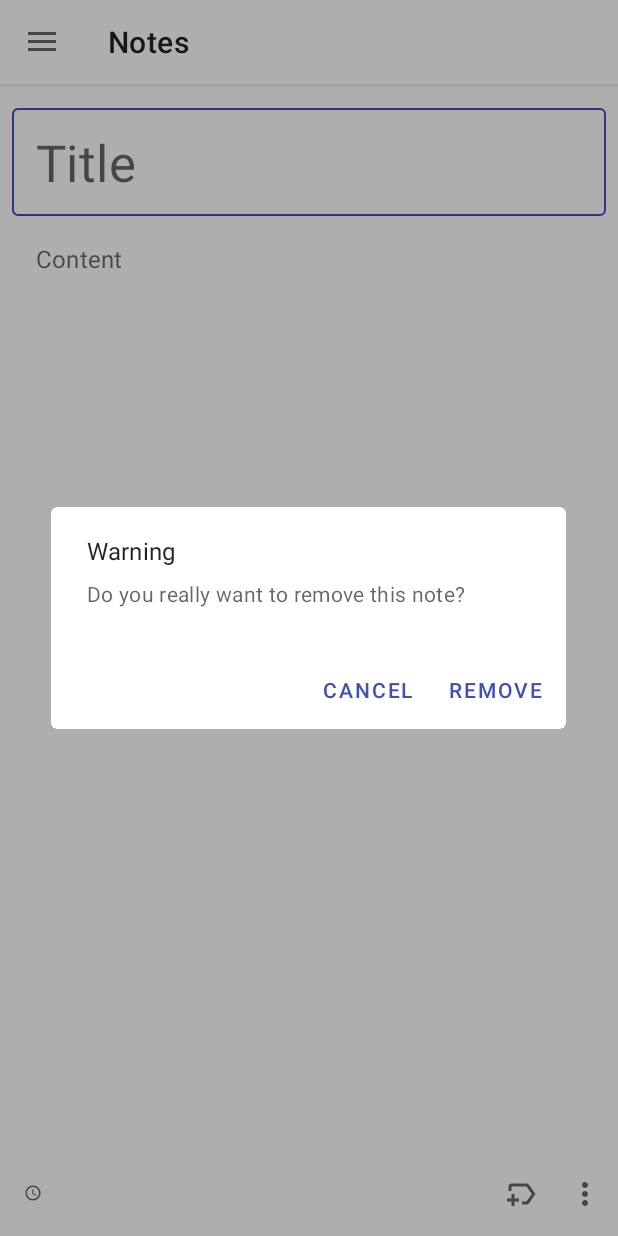
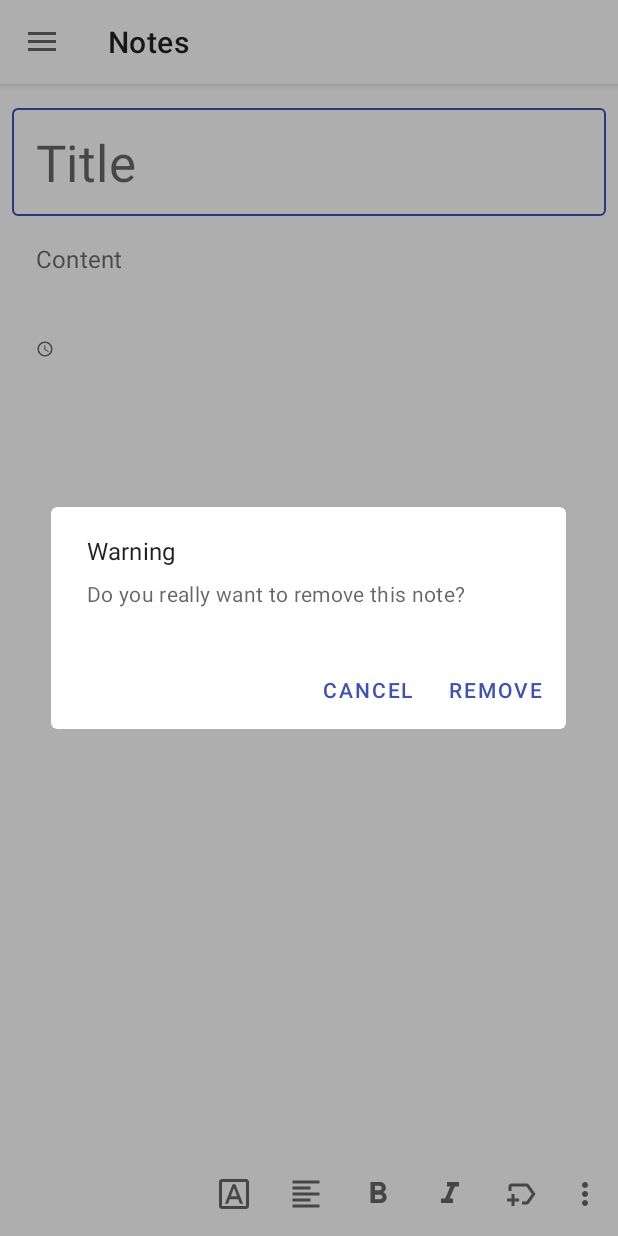
Before and after one commit to qhuydo/buggy-note, an Android app: the fragment NoteDetailsFragment placed in its activity, in the options menu, after a tap on "Remove", on a phone screen of 412 x 824 dp. Run offline under Robolectric (Android 15) with nearby library versions, the phone set to English and light mode, and no system bars; our stand-ins replace Room's generated code, Timber, data binding, navigation-ui; libraries missing offline, so code that uses them is left out: com.afollestad.materialcab; 25 statements that could not run were skipped.

Commit message:
Add text format preference

```diff
--- a/app/src/main/java/com/hcmus/clc18se/buggynote/adapters/BindingAdapters.kt
+++ b/app/src/main/java/com/hcmus/clc18se/buggynote/adapters/BindingAdapters.kt
@@ -1,9 +1,9 @@
 package com.hcmus.clc18se.buggynote.adapters
 
-import android.annotation.SuppressLint
-import android.view.Gravity
+import android.graphics.Typeface
 import android.view.View
 import android.view.ViewGroup
+import android.widget.EditText
 import android.widget.TextView
 import androidx.databinding.BindingAdapter
 import androidx.recyclerview.widget.RecyclerView
@@ -13,6 +13,9 @@ import com.google.android.material.chip.ChipGroup
 import com.hcmus.clc18se.buggynote.R
 import com.hcmus.clc18se.buggynote.data.NoteWithTags
 import com.hcmus.clc18se.buggynote.data.Tag
+import com.hcmus.clc18se.buggynote.utils.TextFormatter.Companion.TYPEFACE_MONOSPACE
+import com.hcmus.clc18se.buggynote.utils.TextFormatter.Companion.TYPEFACE_SANS_SERIF
+import com.hcmus.clc18se.buggynote.utils.TextFormatter.Companion.TYPEFACE_SERIF
 import com.hcmus.clc18se.buggynote.utils.convertLongToDateString
 
 @BindingAdapter("loadNotes")
@@ -96,7 +99,7 @@ fun ChipGroup.setTags(tags: List<Tag>?, limit: Int?, onClickListener: View.OnCli
 
 @BindingAdapter("placeholderVisibility")
 fun <T> ViewGroup.setViewHolderVisibility(list: List<T>?) {
-    if (list == null || list.isEmpty()) {
+    if (list != null && list.isEmpty()) {
         this.visibility = View.VISIBLE
     } else {
         this.visibility = View.GONE
@@ -108,3 +111,47 @@ fun TextView.setPlaceHolderEmoticon(nothing: Int?) {
     this.text = this.context.resources.getStringArray(R.array.emoticons).random()
 
 }
+
+
+@BindingAdapter("noteContentFormat")
+fun TextView.setNoteContentFormat(noteWithTags: NoteWithTags?) {
+    noteWithTags?.let {
+
+        val formatter = it.getContentFormat()
+
+        gravity = formatter.gravity
+
+        val typeface = when (formatter.typefaceType) {
+            TYPEFACE_SERIF -> Typeface.SERIF
+            TYPEFACE_SANS_SERIF -> Typeface.SANS_SERIF
+            TYPEFACE_MONOSPACE -> Typeface.MONOSPACE
+            else -> null
+        }
+
+        setTypeface(typeface, formatter.typefaceStyle)
+
+        invalidate()
+        requestLayout()
+    }
+}
+
+@BindingAdapter("noteTitleFormat")
+fun TextView.setNoteTitleFormat(noteWithTags: NoteWithTags?) {
+    noteWithTags?.let {
+
+        val formatter = it.getTitleFormat()
+
+        val typeface = when (formatter.typefaceType) {
+            TYPEFACE_SERIF -> Typeface.SERIF
+            TYPEFACE_SANS_SERIF -> Typeface.SANS_SERIF
+            TYPEFACE_MONOSPACE -> Typeface.MONOSPACE
+            else -> null
+        }
+
+        gravity = formatter.gravity
+        setTypeface(typeface, formatter.typefaceStyle)
+
+        invalidate()
+        requestLayout()
+    }
+}
--- a/app/src/main/java/com/hcmus/clc18se/buggynote/data/Note.kt
+++ b/app/src/main/java/com/hcmus/clc18se/buggynote/data/Note.kt
@@ -5,6 +5,7 @@ import androidx.room.ColumnInfo
 import androidx.room.Entity
 import androidx.room.Index
 import androidx.room.PrimaryKey
+import com.hcmus.clc18se.buggynote.utils.TextFormatter.Companion.DEFAULT_FORMAT_STRING
 
 @Entity(tableName = "note")
 data class Note(
@@ -19,4 +20,10 @@ data class Note(
 
         @ColumnInfo(name = "last_modify")
         var lastModify: Long = System.currentTimeMillis(),
+
+        @ColumnInfo(name = "title_format", defaultValue = DEFAULT_FORMAT_STRING)
+        var titleFormat: String = DEFAULT_FORMAT_STRING,
+
+        @ColumnInfo(name = "content_format", defaultValue = DEFAULT_FORMAT_STRING)
+        var contentFormat: String = DEFAULT_FORMAT_STRING
 )
--- a/app/src/main/java/com/hcmus/clc18se/buggynote/data/NoteWithTags.kt
+++ b/app/src/main/java/com/hcmus/clc18se/buggynote/data/NoteWithTags.kt
@@ -4,6 +4,8 @@ import androidx.recyclerview.widget.DiffUtil
 import androidx.room.Embedded
 import androidx.room.Junction
 import androidx.room.Relation
+import com.hcmus.clc18se.buggynote.utils.TextFormatter
+import com.hcmus.clc18se.buggynote.utils.TextFormatter.Companion.DEFAULT_FORMAT_STRING
 
 data class NoteWithTags(
         @Embedded
@@ -29,6 +31,20 @@ data class NoteWithTags(
         return note.id
     }
 
+    fun getTitleFormat(): TextFormatter {
+        if (note.titleFormat.isEmpty()){
+            note.titleFormat = DEFAULT_FORMAT_STRING
+        }
+        return TextFormatter.parseFormat(note.titleFormat)
+    }
+
+   fun getContentFormat(): TextFormatter {
+       if (note.contentFormat.isEmpty()){
+           note.titleFormat = DEFAULT_FORMAT_STRING
+       }
+        return TextFormatter.parseFormat(note.contentFormat)
+    }
+
     companion object {
         val DiffCallBack = object : DiffUtil.ItemCallback<NoteWithTags>() {
             override fun areContentsTheSame(oldItem: NoteWithTags, newItem: NoteWithTags): Boolean {
--- a/app/src/main/java/com/hcmus/clc18se/buggynote/database/BuggyNoteDatabase.kt
+++ b/app/src/main/java/com/hcmus/clc18se/buggynote/database/BuggyNoteDatabase.kt
@@ -10,7 +10,7 @@ import com.hcmus.clc18se.buggynote.data.Note
 import com.hcmus.clc18se.buggynote.data.NoteCrossRef
 import com.hcmus.clc18se.buggynote.data.Tag
 
-@Database(entities = [Note::class, Tag::class, NoteCrossRef::class], version = 3, exportSchema = false)
+@Database(entities = [Note::class, Tag::class, NoteCrossRef::class], version = 4, exportSchema = false)
 abstract class BuggyNoteDatabase : RoomDatabase() {
     abstract val buggyNoteDatabaseDao: BuggyNoteDatabaseDao
 
@@ -28,6 +28,7 @@ abstract class BuggyNoteDatabase : RoomDatabase() {
                             "buggy_note_database"
                     )
                             .addMigrations(MIGRATE_2_3)
+                            .addMigrations(MIGRATE_3_4)
                             .fallbackToDestructiveMigration()
                             .build()
                     INSTANCE = instance
@@ -56,6 +57,14 @@ abstract class BuggyNoteDatabase : RoomDatabase() {
                 database.execSQL("CREATE INDEX IF NOT EXISTS `index_NoteCrossRef_tag_id` ON `NoteCrossRef` (`tag_id`)")
             }
         }
+
+        private val MIGRATE_3_4 = object : Migration(3, 4) {
+            override fun migrate(database: SupportSQLiteDatabase) {
+                // `title_format` TEXT NOT NULL DEFAULT '8388611|0|0', `content_format` TEXT NOT NULL DEFAULT '8388611|0|0'
+                database.execSQL("ALTER TABLE note ADD COLUMN `title_format` TEXT NOT NULL DEFAULT '8388611|0|0'")
+                database.execSQL("ALTER TABLE note ADD COLUMN `content_format` TEXT NOT NULL DEFAULT '8388611|0|0'")
+            }
+        }
     }
 
 }
--- a/app/src/main/java/com/hcmus/clc18se/buggynote/fragments/NoteDetailsFragment.kt
+++ b/app/src/main/java/com/hcmus/clc18se/buggynote/fragments/NoteDetailsFragment.kt
@@ -1,22 +1,24 @@
 package com.hcmus.clc18se.buggynote.fragments
 
 import android.content.Context
+import android.graphics.Typeface
 import android.os.Bundle
 import android.view.*
 import android.view.inputmethod.InputMethodManager
 import android.widget.EditText
+import androidx.appcompat.widget.Toolbar
 import androidx.fragment.app.Fragment
 import androidx.fragment.app.activityViewModels
 import androidx.lifecycle.lifecycleScope
 import androidx.navigation.fragment.findNavController
 import androidx.navigation.navGraphViewModels
 import androidx.navigation.ui.setupActionBarWithNavController
-import com.afollestad.materialcab.attached.destroy
 import com.google.android.material.bottomappbar.BottomAppBar
 import com.google.android.material.dialog.MaterialAlertDialogBuilder
 import com.hcmus.clc18se.buggynote.BuggyNoteActivity
 import com.hcmus.clc18se.buggynote.R
-import com.hcmus.clc18se.buggynote.data.Note
+import com.hcmus.clc18se.buggynote.adapters.setNoteContentFormat
+import com.hcmus.clc18se.buggynote.adapters.setNoteTitleFormat
 import com.hcmus.clc18se.buggynote.database.BuggyNoteDatabase
 import com.hcmus.clc18se.buggynote.databinding.FragmentNoteDetailsBinding
 import com.hcmus.clc18se.buggynote.viewmodels.NoteDetailsViewModel
@@ -25,7 +27,6 @@ import com.hcmus.clc18se.buggynote.viewmodels.NoteViewModel
 import com.hcmus.clc18se.buggynote.viewmodels.NoteViewModelFactory
 import kotlinx.coroutines.launch
 import timber.log.Timber
-
 
 class NoteDetailsFragment : Fragment() {
 
@@ -71,6 +72,12 @@ class NoteDetailsFragment : Fragment() {
             noteDetailsViewModel = viewModel
         }
 
+        initObservers()
+
+        return binding.root
+    }
+
+    private fun initObservers() {
         viewModel.reloadDataRequest.observe(viewLifecycleOwner) {
             if (it) {
                 viewModel.reloadNote()
@@ -94,8 +101,6 @@ class NoteDetailsFragment : Fragment() {
                 requireActivity().onBackPressed()
             }
         }
-
-        return binding.root
     }
 
     override fun onPause() {
@@ -103,10 +108,7 @@ class NoteDetailsFragment : Fragment() {
 
         val imm: InputMethodManager? = requireContext().getSystemService(Context.INPUT_METHOD_SERVICE) as InputMethodManager?
         imm?.hideSoftInputFromWindow(binding.root.windowToken, 0)
-
-        if (viewModel.deleteRequest.value != true) {
         saveNote()
-        }
     }
 
     private fun saveNote() {
@@ -116,22 +118,18 @@ class NoteDetailsFragment : Fragment() {
         val content =
                 binding.layout.findViewById<EditText>(R.id.note_content).text.toString()
 
-        val note = viewModel.getNoteWithTags().value
-        note?.let {
+        val noteWithTags = viewModel.getNoteWithTags().value
+        noteWithTags?.let {
             lifecycleScope.launch {
-                if (title != note.getTitle() || content != note.getNoteContent()) {
-                    val newNote = Note(
-                            id = note.getId(),
-                            title = title,
-                            noteContent = content,
-                            lastModify = System.currentTimeMillis()
-                    )
+                if (title != noteWithTags.getTitle()
+                        || content != noteWithTags.getNoteContent()
+                ) {
+                    noteWithTags.note.title = title
+                    noteWithTags.note.noteContent = content
 
                     Timber.d("Set new note content")
 
-                    db.updateNote(newNote)
-
-                    viewModel.reloadNote()
+                    db.updateNote(noteWithTags.note)
                     noteViewModel.requestReloadingData()
                 }
             }
@@ -150,7 +148,15 @@ class NoteDetailsFragment : Fragment() {
 
         val bottomBar: BottomAppBar = binding.coordinatorLayout.findViewById(R.id.bottom_bar)
 
-        bottomBar.setOnMenuItemClickListener {
+        bottomBar.setOnMenuItemClickListener(bottomBarOnItemClickListener)
+        parentActivity.setSupportActionBar(toolbar)
+        parentActivity.setupActionBarWithNavController(
+                findNavController(),
+                parentActivity.appBarConfiguration
+        )
+    }
+
+    private val bottomBarOnItemClickListener = Toolbar.OnMenuItemClickListener { it ->
         when (it.itemId) {
             R.id.action_add_tag -> {
                 viewModel.navigateToTagSelection()
@@ -160,23 +166,57 @@ class NoteDetailsFragment : Fragment() {
                 MaterialAlertDialogBuilder(requireContext())
                         .setTitle("Warning")
                         .setMessage("Do you really want to remove this note?")
-                            .setNegativeButton(resources.getString(R.string.cancel)) { dialog, which ->
-                            }
-                            .setPositiveButton(resources.getString(R.string.remove)) { dialog, which ->
-                                // Respond to positive button press
-                                viewModel.deleteMe()
-                            }
+                        .setNegativeButton(resources.getString(R.string.cancel)) { _, _ -> }
+                        .setPositiveButton(resources.getString(R.string.remove)) { _, _ -> viewModel.deleteMe() }
                         .show()
                 true
             }
+
+            R.id.action_set_bold,
+            R.id.action_set_italic,
+            R.id.action_set_font_type,
+            R.id.action_alignment -> {
+                actionFormat(it.itemId)
+                true
+            }
+
             else -> false
         }
     }
 
-        parentActivity.setSupportActionBar(toolbar)
-        parentActivity.setupActionBarWithNavController(
-                findNavController(),
-                parentActivity.appBarConfiguration
-        )
+    private fun actionFormat(itemId: Int) {
+        val targetId = getActionFormatTarget()
+        val noteWithTags = viewModel.getNoteWithTags().value
+
+        noteWithTags?.let { note ->
+            val formatter = if (targetId == R.id.text_view_title) note.getTitleFormat() else note.getContentFormat()
+            when (itemId) {
+                R.id.action_set_bold -> formatter.toggleBold()
+                R.id.action_set_italic -> formatter.toggleItalic()
+                R.id.action_alignment -> formatter.toggleAlignment()
+                R.id.action_set_font_type -> formatter.toggleFontType()
+            }
+
+
+            if (targetId == R.id.text_view_title) {
+                viewModel.setNoteTitleFormat(formatter)
+                val title = binding.layout.findViewById<EditText>(R.id.text_view_title)
+                title.setNoteTitleFormat(note)
+            } else {
+                val content = binding.layout.findViewById<EditText>(R.id.note_content)
+                viewModel.setNoteContentFormat(formatter)
+                content.setNoteContentFormat(note)
+            }
+
         }
     }
+
+    private fun getActionFormatTarget(): Int {
+        val title = binding.layout.findViewById<EditText>(R.id.text_view_title)
+
+        if (title.isFocused) {
+            return R.id.text_view_title
+        }
+        return R.id.note_content
+    }
+}
--- /dev/null
+++ b/app/src/main/java/com/hcmus/clc18se/buggynote/utils/TextFormatter.kt
@@ -0,0 +1,72 @@
+package com.hcmus.clc18se.buggynote.utils
+
+import android.graphics.Typeface
+import android.view.Gravity
+import timber.log.Timber
+
+data class TextFormatter(var gravity: Int = Gravity.START,
+                         var typefaceStyle: Int = Typeface.NORMAL,
+                         var typefaceType: Int = TYPEFACE_REGULAR) {
+    fun toggleBold() {
+        typefaceStyle = typefaceStyle xor Typeface.BOLD
+    }
+
+    fun toggleItalic() {
+        typefaceStyle = typefaceStyle xor Typeface.ITALIC
+    }
+
+    fun toggleAlignment() {
+        gravity = when {
+            (gravity and Gravity.START) == Gravity.START -> {
+                Gravity.CENTER
+            }
+            (gravity and Gravity.CENTER) == Gravity.CENTER -> {
+                Gravity.END
+            }
+            else -> {
+                Gravity.START
+            }
+        }
+    }
+
+    override fun toString(): String {
+        return "${gravity}|${typefaceStyle}|${typefaceType}"
+    }
+
+    fun toggleFontType() {
+        typefaceType = when (typefaceType) {
+            TYPEFACE_SERIF -> TYPEFACE_MONOSPACE
+            TYPEFACE_MONOSPACE -> TYPEFACE_REGULAR
+            else -> TYPEFACE_SERIF
+        }
+    }
+
+    /**
+     *
+     */
+    companion object {
+        private const val DELIM = "|"
+
+        /**
+         * format "gravity|typeface|isAllCaps"
+         */
+        fun parseFormat(format: String): TextFormatter {
+            return try {
+                val ints = format.split(DELIM).map { it.toInt() }
+                TextFormatter(gravity = ints[0], typefaceStyle = ints[1], typefaceType = ints[2])
+            } catch (ex: Exception) {
+                Timber.d("$ex")
+                TextFormatter()
+            }
+        }
+
+        // Gravity.START|Typeface.NORMAL|TypeFace.Regular
+        const val DEFAULT_FORMAT_STRING = "8388611|0|0"
+
+        const val TYPEFACE_REGULAR = 0
+        const val TYPEFACE_SANS_SERIF = 1
+        const val TYPEFACE_SERIF = 2
+        const val TYPEFACE_MONOSPACE = 4
+    }
+
+}
--- /dev/null
+++ b/app/src/main/res/drawable/ic_baseline_format_align_left_24.xml
@@ -0,0 +1,11 @@
+<vector xmlns:android="http://schemas.android.com/apk/res/android"
+    android:width="24dp"
+    android:height="24dp"
+    android:viewportWidth="24"
+    android:viewportHeight="24"
+    android:tint="?attr/colorControlNormal"
+    android:autoMirrored="true">
+  <path
+      android:fillColor="@android:color/white"
+      android:pathData="M15,15L3,15v2h12v-2zM15,7L3,7v2h12L15,7zM3,13h18v-2L3,11v2zM3,21h18v-2L3,19v2zM3,3v2h18L21,3L3,3z"/>
+</vector>
--- /dev/null
+++ b/app/src/main/res/drawable/ic_baseline_format_bold_24.xml
@@ -0,0 +1,10 @@
+<vector xmlns:android="http://schemas.android.com/apk/res/android"
+    android:width="24dp"
+    android:height="24dp"
+    android:viewportWidth="24"
+    android:viewportHeight="24"
+    android:tint="?attr/colorControlNormal">
+  <path
+      android:fillColor="@android:color/white"
+      android:pathData="M15.6,10.79c0.97,-0.67 1.65,-1.77 1.65,-2.79 0,-2.26 -1.75,-4 -4,-4L7,4v14h7.04c2.09,0 3.71,-1.7 3.71,-3.79 0,-1.52 -0.86,-2.82 -2.15,-3.42zM10,6.5h3c0.83,0 1.5,0.67 1.5,1.5s-0.67,1.5 -1.5,1.5h-3v-3zM13.5,15.5L10,15.5v-3h3.5c0.83,0 1.5,0.67 1.5,1.5s-0.67,1.5 -1.5,1.5z"/>
+</vector>
--- /dev/null
+++ b/app/src/main/res/drawable/ic_baseline_format_italic_24.xml
@@ -0,0 +1,10 @@
+<vector xmlns:android="http://schemas.android.com/apk/res/android"
+    android:width="24dp"
+    android:height="24dp"
+    android:viewportWidth="24"
+    android:viewportHeight="24"
+    android:tint="?attr/colorControlNormal">
+  <path
+      android:fillColor="@android:color/white"
+      android:pathData="M10,4v3h2.21l-3.42,8H6v3h8v-3h-2.21l3.42,-8H18V4z"/>
+</vector>
--- /dev/null
+++ b/app/src/main/res/drawable/ic_baseline_keyboard_capslock_24.xml
@@ -0,0 +1,10 @@
+<vector xmlns:android="http://schemas.android.com/apk/res/android"
+    android:width="24dp"
+    android:height="24dp"
+    android:viewportWidth="24"
+    android:viewportHeight="24"
+    android:tint="?attr/colorControlNormal">
+  <path
+      android:fillColor="@android:color/white"
+      android:pathData="M12,8.41L16.59,13 18,11.59l-6,-6 -6,6L7.41,13 12,8.41zM6,18h12v-2H6v2z"/>
+</vector>
--- /dev/null
+++ b/app/src/main/res/drawable/ic_outline_font_download_24.xml
@@ -0,0 +1,10 @@
+<vector xmlns:android="http://schemas.android.com/apk/res/android"
+    android:width="24dp"
+    android:height="24dp"
+    android:viewportWidth="24"
+    android:viewportHeight="24"
+    android:tint="?attr/colorControlNormal">
+  <path
+      android:fillColor="@android:color/white"
+      android:pathData="M9.17,15.5h5.64l1.14,3h2.09l-5.11,-13h-1.86l-5.11,13h2.09l1.12,-3zM12,7.98l2.07,5.52L9.93,13.5L12,7.98zM20,2L4,2c-1.1,0 -2,0.9 -2,2v16c0,1.1 0.9,2 2,2h16c1.1,0 2,-0.9 2,-2L22,4c0,-1.1 -0.9,-2 -2,-2zM20,20L4,20L4,4h16v16z"/>
+</vector>
--- a/app/src/main/res/layout/fragment_note_details.xml
+++ b/app/src/main/res/layout/fragment_note_details.xml
@@ -66,7 +66,9 @@
                         android:inputType="textMultiLine|textNoSuggestions"
                         android:labelFor="@id/title_layout"
                         android:text="@{noteDetailsViewModel.noteWithTags.note.title}"
+                        android:textAlignment="gravity"
                         android:textColor="?colorOnSurface"
+                        app:noteTitleFormat="@{noteDetailsViewModel.noteWithTags}"
                         tools:text="Title" />
                 </com.google.android.material.textfield.TextInputLayout>
 
@@ -88,11 +90,13 @@
                         android:autofillHints=""
                         android:focusable="true"
                         android:focusableInTouchMode="true"
-                        android:gravity="top|start"
+                        android:gravity="start"
                         android:hint="@string/content"
                         android:inputType="textMultiLine|textNoSuggestions"
                         android:labelFor="@id/content_layout"
                         android:text="@{noteDetailsViewModel.noteWithTags.note.noteContent}"
+                        android:textAlignment="gravity"
+                        app:noteContentFormat="@{noteDetailsViewModel.noteWithTags}"
                         tools:text="@tools:sample/lorem/random" />
 
                 </com.google.android.material.textfield.TextInputLayout>
@@ -111,6 +115,20 @@
                     app:lineSpacing="0dp"
                     app:loadTagList="@{noteDetailsViewModel.noteWithTags.tags}"
                     app:setOnClickToChips="@{chipOnClickListener}" />
+
+                <com.google.android.material.textview.MaterialTextView
+                    android:id="@+id/time_stamp"
+                    android:layout_width="wrap_content"
+                    android:layout_height="wrap_content"
+                    android:layout_marginStart="16dp"
+                    android:layout_marginTop="8dp"
+                    android:clickable="false"
+                    android:focusable="false"
+                    android:gravity="center"
+                    android:textAppearance="?textAppearanceCaption"
+                    app:drawableStartCompat="@drawable/ic_baseline_access_time_24"
+                    app:timeStampFromLong="@{noteDetailsViewModel.noteWithTags.note.lastModify}"
+                    tools:text="@tools:sample/date/ddmmyy" />
             </LinearLayout>
 
         </androidx.core.widget.NestedScrollView>
@@ -123,21 +141,7 @@
             app:elevation="0dp"
             app:hideOnScroll="true"
             app:layout_scrollFlags="snap|enterAlways"
-            app:menu="@menu/note_detail_bottom">
-
-            <com.google.android.material.textview.MaterialTextView
-                android:id="@+id/time_stamp"
-                android:layout_width="wrap_content"
-                android:layout_height="wrap_content"
-                android:clickable="false"
-                android:focusable="false"
-                android:gravity="center"
-                android:textAppearance="?textAppearanceCaption"
-                app:drawableStartCompat="@drawable/ic_baseline_access_time_24"
-                app:timeStampFromLong="@{noteDetailsViewModel.noteWithTags.note.lastModify}"
-                tools:text="@tools:sample/date/ddmmyy" />
-
-        </com.google.android.material.bottomappbar.BottomAppBar>
+            app:menu="@menu/note_detail_bottom" />
 
     </androidx.coordinatorlayout.widget.CoordinatorLayout>
 
--- a/app/src/main/res/layout/item_note.xml
+++ b/app/src/main/res/layout/item_note.xml
@@ -40,6 +40,7 @@
                 android:maxLines="2"
                 android:text="@{note.title}"
                 android:textAppearance="?textAppearanceHeadline6"
+                app:noteTitleFormat="@{note}"
                 tools:text="Title" />
 
             <com.google.android.material.textview.MaterialTextView
@@ -48,7 +49,9 @@
                 android:layout_height="wrap_content"
                 android:maxLines="10"
                 android:text="@{note.noteContent}"
+                android:textAlignment="gravity"
                 android:textAppearance="?textAppearanceBody2"
+                app:noteContentFormat="@{note}"
                 tools:text="@tools:sample/lorem/random" />
 
             <com.google.android.material.textview.MaterialTextView
--- a/app/src/main/res/menu/note_detail_bottom.xml
+++ b/app/src/main/res/menu/note_detail_bottom.xml
@@ -3,10 +3,41 @@
     xmlns:app="http://schemas.android.com/apk/res-auto">
 
     <item
+        android:id="@+id/action_set_font_type"
+        app:showAsAction="always"
+        android:icon="@drawable/ic_outline_font_download_24"
+        android:title="@string/set_font_type"/>
+
+    <item
+        android:id="@+id/action_alignment"
+        app:showAsAction="always"
+        android:icon="@drawable/ic_baseline_format_align_left_24"
+        android:title="@string/text_alignment"/>
+
+    <item
+        android:id="@+id/action_set_bold"
+        app:showAsAction="always"
+        android:icon="@drawable/ic_baseline_format_bold_24"
+        android:title="@string/format_bold"/>
+
+    <item
+        android:id="@+id/action_set_italic"
+        app:showAsAction="always"
+        android:icon="@drawable/ic_baseline_format_italic_24"
+        android:title="@string/format_italic"/>
+
+    <item
+        android:visible="false"
+        android:id="@+id/action_set_all_caps"
+        android:icon="@drawable/ic_baseline_keyboard_capslock_24"
+        android:title="@string/set_all_caps"
+        app:showAsAction="always" />
+
+    <item
         android:id="@+id/action_add_tag"
         android:icon="@drawable/ic_outline_new_label_24"
         android:title="@string/add_new_tag"
-        app:showAsAction="ifRoom" />
+        app:showAsAction="always" />
 
     <item
         android:id="@+id/action_remove_note"
--- a/app/src/main/res/values/strings.xml
+++ b/app/src/main/res/values/strings.xml
@@ -21,4 +21,9 @@
     <string name="remove">Remove</string>
     <string name="cancel">@android:string/cancel</string>
     <string name="nothing_here">Nothing here</string>
+    <string name="set_all_caps">Set all caps</string>
+    <string name="format_bold">Format Bold</string>
+    <string name="format_italic">Format italic</string>
+    <string name="text_alignment">Text Alignment</string>
+    <string name="set_font_type">Set font type</string>
 </resources>
```
Also changed, not shown: app/src/main/java/com/hcmus/clc18se/buggynote/fragments/NotesFragment.kt (+3 -4 lines), app/src/main/java/com/hcmus/clc18se/buggynote/viewmodels/NoteDetailsViewModel.kt (+26 -0 lines), app/src/main/res/drawable/ic_baseline_format_align_center_24.xml (added, +10 -0 lines), app/src/main/res/drawable/ic_baseline_format_align_right_24.xml (added, +11 -0 lines), app/src/main/res/drawable/ic_baseline_format_clear_24.xml (added, +10 -0 lines). Lines whose indentation alone changed are shown as unchanged.
